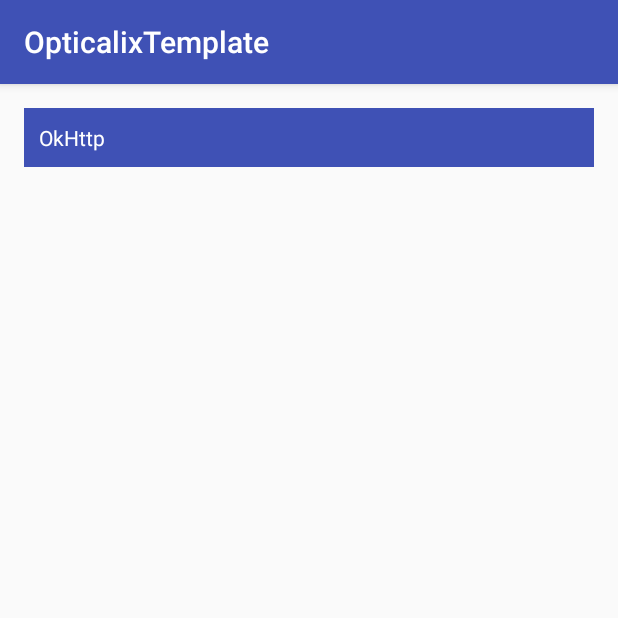
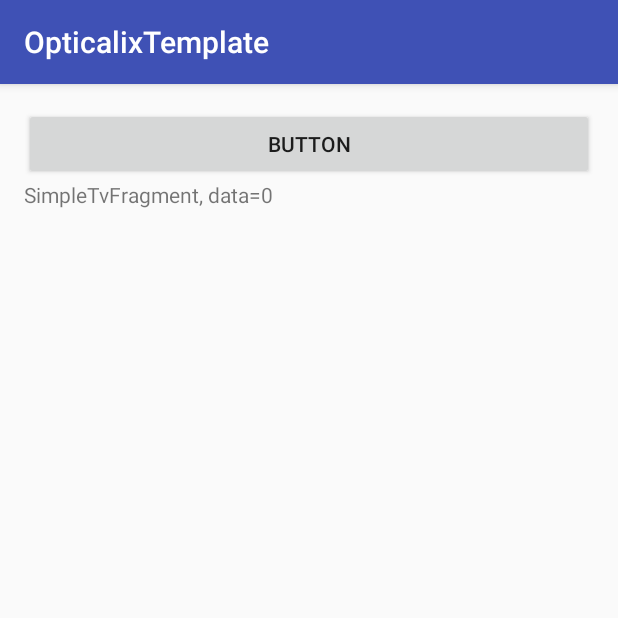
Before and after one commit to opticalix/OpticalixTemplate, an Android app: the screen it shows after launch (DemoActivity before the commit, DemoFrgContainerActivity after it), after a tap on "Demo", on a phone screen of 412 x 824 dp, the top half of it. Run offline under Robolectric (Android 15) with nearby library versions, the phone set to English and light mode, and no system bars; our stand-ins replace ButterKnife.

Commit message:
viewPager demo

```diff
--- a/app/src/main/AndroidManifest.xml
+++ b/app/src/main/AndroidManifest.xml
@@ -20,8 +20,8 @@
             </intent-filter>
         </activity>
 
-        <activity android:name=".component.DemoActivity"/>
         <activity android:name=".component.HttpActivity"/>
+        <activity android:name=".component.DemoFrgContainerActivity"/>
     </application>
 
 </manifest>
--- /dev/null
+++ b/app/src/main/java/com/opticalix/opticalixtemplate/adapter/DemoFragmentStatePagerAdapter.java
@@ -0,0 +1,46 @@
+package com.opticalix.opticalixtemplate.adapter;
+
+import android.support.v4.app.Fragment;
+import android.support.v4.app.FragmentManager;
+import android.support.v4.app.FragmentStatePagerAdapter;
+import android.view.ViewGroup;
+
+import com.opticalix.opticalixtemplate.component.frg.SimpleTvFragment;
+import com.opticalix.opticalixtemplate.utils.LogUtils;
+
+/**
+ * Created by opticalix@gmail.com on 15/12/31.
+ */
+public class DemoFragmentStatePagerAdapter extends FragmentStatePagerAdapter {
+    public DemoFragmentStatePagerAdapter(FragmentManager fm) {
+        super(fm);
+    }
+
+    @Override
+    public Fragment getItem(int position) {
+        LogUtils.d(this, "getItem, pos=" + position);
+        return SimpleTvFragment.newInstance(position);
+    }
+
+    @Override
+    public int getCount() {
+        return 5;
+    }
+
+    @Override
+    public Object instantiateItem(ViewGroup container, int position) {
+        LogUtils.d(this, "instantiateItem, pos=" + position);
+        return super.instantiateItem(container, position);
+    }
+
+    @Override
+    public void destroyItem(ViewGroup container, int position, Object object) {
+        LogUtils.d(this, "destroyItem, pos=" + position);
+        super.destroyItem(container, position, object);
+    }
+
+    @Override
+    public int getItemPosition(Object object) {
+        return POSITION_NONE;
+    }
+}
--- a/app/src/main/java/com/opticalix/opticalixtemplate/component/DemoActivity.java
+++ b/app/src/main/java/com/opticalix/opticalixtemplate/component/DemoActivity.java
@@ -1,55 +1,65 @@
-package com.opticalix.opticalixtemplate.component;
-
-import android.app.Activity;
-import android.content.Intent;
-import android.os.Bundle;
-import android.os.Message;
-import android.view.View;
-import android.widget.TextView;
-
-import com.opticalix.opticalixtemplate.R;
-import com.opticalix.opticalixtemplate.component.base.BaseActivity;
-import com.opticalix.opticalixtemplate.utils.LogUtils;
-
-import butterknife.Bind;
-import butterknife.ButterKnife;
-
-/**
- * Created by opticalix@gmail.com on 15/12/24.
- */
-public class DemoActivity extends BaseActivity implements View.OnClickListener {
-
-    @Bind(R.id.tv_1)
-    TextView mTv1;
-
-    @Override
-    protected void onCreate(Bundle savedInstanceState) {
-        super.onCreate(savedInstanceState);
-
-        setContentView(R.layout.activity_demo);
-        ButterKnife.bind(this);
-
-        mTv1.setOnClickListener(this);
-    }
-
-    @Override
-    protected void onHandleMessage(Activity activity, Message msg) {
-        super.onHandleMessage(activity, msg);
-        LogUtils.d(this, "Receive handle msg, what=" + msg.what);
-    }
-
-    @Override
-    protected boolean enableFullLoadingWhenAccessingNetwork() {
-        return true;
-    }
-
-    @Override
-    public void onClick(View v) {
-        switch (v.getId()){
-            case R.id.tv_1:
-                Intent intent = new Intent(this, HttpActivity.class);
-                startActivity(intent);
-                break;
-        }
-    }
-}
+//package com.opticalix.opticalixtemplate.component;
+//
+//import android.app.Activity;
+//import android.content.Intent;
+//import android.os.Bundle;
+//import android.os.Message;
+//import android.view.View;
+//import android.widget.TextView;
+//
+//import com.opticalix.opticalixtemplate.R;
+//import com.opticalix.opticalixtemplate.component.base.BaseActivity;
+//import com.opticalix.opticalixtemplate.component.frg.DemoPagerFragment;
+//import com.opticalix.opticalixtemplate.utils.LogUtils;
+//
+//import butterknife.Bind;
+//import butterknife.ButterKnife;
+//
+///**
+// * Created by opticalix@gmail.com on 15/12/24.
+// */
+//public class DemoActivity extends BaseActivity implements View.OnClickListener {
+//
+//    @Bind(R.id.tv_1)
+//    TextView mTv1;
+//    @Bind(R.id.tv_2)
+//    TextView mTv2;
+//
+//    @Override
+//    protected void onCreate(Bundle savedInstanceState) {
+//        super.onCreate(savedInstanceState);
+//
+//        setContentView(R.layout.activity_demo);
+//        ButterKnife.bind(this);
+//
+//        mTv1.setOnClickListener(this);
+//        mTv2.setOnClickListener(this);
+//    }
+//
+//    @Override
+//    protected void onHandleMessage(Activity activity, Message msg) {
+//        super.onHandleMessage(activity, msg);
+//        LogUtils.d(this, "Receive handle msg, what=" + msg.what);
+//    }
+//
+//    @Override
+//    protected boolean enableFullLoadingWhenAccessingNetwork() {
+//        return true;
+//    }
+//
+//    @Override
+//    public void onClick(View v) {
+//        switch (v.getId()) {
+//            case R.id.tv_1:
+//                Intent intent = new Intent(this, HttpActivity.class);
+//                startActivity(intent);
+//                break;
+//            case R.id.tv_2:
+//                //change fragment here!!
+//                Intent demo = new Intent(this, DemoFrgContainerActivity.class);
+//                demo.putExtra("class", DemoPagerFragment.class);
+//                startActivity(demo);
+//                break;
+//        }
+//    }
+//}
--- /dev/null
+++ b/app/src/main/java/com/opticalix/opticalixtemplate/component/DemoFrgContainerActivity.java
@@ -0,0 +1,56 @@
+package com.opticalix.opticalixtemplate.component;
+
+import android.os.Bundle;
+import android.support.v4.app.Fragment;
+import android.widget.FrameLayout;
+
+import com.opticalix.opticalixtemplate.R;
+import com.opticalix.opticalixtemplate.component.base.BaseActivity;
+
+import java.lang.reflect.InvocationTargetException;
+import java.lang.reflect.Method;
+
+import butterknife.Bind;
+import butterknife.ButterKnife;
+
+/**
+ * Created by opticalix@gmail.com on 15/12/31.
+ */
+public class DemoFrgContainerActivity extends BaseActivity {
+    public static final int PAGER_ADAPTER = 0;
+    @Bind(R.id.fragment_container)
+    FrameLayout mFragmentContainer;
+
+    @Override
+    protected boolean enableFullLoadingWhenAccessingNetwork() {
+        return false;
+    }
+
+    @Override
+    protected void onCreate(Bundle savedInstanceState) {
+        super.onCreate(savedInstanceState);
+        setContentView(R.layout.activity_demo_container);
+        ButterKnife.bind(this);
+
+
+        Class clazz = (Class) getIntent().getSerializableExtra("class");
+        Method newInstanceMethod = null;
+        if (clazz != null) {
+            try {
+                newInstanceMethod = clazz.getMethod("newInstance");//newInstance can not hold any parameters
+                if (null != newInstanceMethod) {
+                    Fragment fragment = (Fragment) newInstanceMethod.invoke(null);
+                    getSupportFragmentManager().beginTransaction().add(R.id.fragment_container, fragment).commit();
+                }
+            } catch (NoSuchMethodException e) {
+                e.printStackTrace();
+            } catch (InvocationTargetException e) {
+                e.printStackTrace();
+            } catch (IllegalAccessException e) {
+                e.printStackTrace();
+            }
+
+        }
+
+    }
+}
--- a/app/src/main/java/com/opticalix/opticalixtemplate/component/HomeActivity.java
+++ b/app/src/main/java/com/opticalix/opticalixtemplate/component/HomeActivity.java
@@ -2,11 +2,13 @@ package com.opticalix.opticalixtemplate.component;
 
 import android.content.Intent;
 import android.os.Bundle;
+import android.support.v4.app.Fragment;
 import android.view.View;
 import android.widget.TextView;
 
 import com.opticalix.opticalixtemplate.R;
 import com.opticalix.opticalixtemplate.component.base.BaseActivity;
+import com.opticalix.opticalixtemplate.component.frg.DemoPagerFragment;
 import com.opticalix.opticalixtemplate.model.GlobalConfig;
 import com.opticalix.opticalixtemplate.utils.AssetsUtils;
 import com.opticalix.opticalixtemplate.utils.GsonUtils;
@@ -38,9 +40,10 @@ public class HomeActivity extends BaseActivity implements View.OnClickListener {
         return false;
     }
 
-    private void enterDemoActivity() {
-        Intent intent = new Intent(this, DemoActivity.class);
-        startActivity(intent);
+    private void enterDemoActivity(Class<? extends Fragment> fragmentClass) {
+        Intent demo = new Intent(this, DemoFrgContainerActivity.class);
+        demo.putExtra("class", fragmentClass);//change demo class
+        startActivity(demo);
     }
 
     private void loadConfig() {
@@ -63,7 +66,9 @@ public class HomeActivity extends BaseActivity implements View.OnClickListener {
     public void onClick(View v) {
         switch (v.getId()){
             case R.id.tv_button:
-                enterDemoActivity();
+//                Intent intent = new Intent(this, HttpActivity.class);
+//                startActivity(intent);
+                enterDemoActivity(DemoPagerFragment.class);
                 break;
         }
     }
--- a/app/src/main/java/com/opticalix/opticalixtemplate/component/HttpActivity.java
+++ b/app/src/main/java/com/opticalix/opticalixtemplate/component/HttpActivity.java
@@ -30,6 +30,7 @@ import butterknife.ButterKnife;
 
 /**
  * Created by opticalix@gmail.com on 15/12/28.
+ * todo 改为fragment
  */
 public class HttpActivity extends BaseActivity implements View.OnClickListener {
     @Bind(R.id.tv_1)
--- /dev/null
+++ b/app/src/main/java/com/opticalix/opticalixtemplate/component/frg/DemoPagerFragment.java
@@ -0,0 +1,56 @@
+package com.opticalix.opticalixtemplate.component.frg;
+
+import android.os.Bundle;
+import android.support.annotation.Nullable;
+import android.support.v4.app.Fragment;
+import android.support.v4.view.ViewPager;
+import android.view.LayoutInflater;
+import android.view.View;
+import android.view.ViewGroup;
+import android.widget.Button;
+
+import com.opticalix.opticalixtemplate.R;
+import com.opticalix.opticalixtemplate.adapter.DemoFragmentPagerAdapter;
+import com.opticalix.opticalixtemplate.adapter.DemoFragmentStatePagerAdapter;
+import com.opticalix.opticalixtemplate.adapter.DemoPagerAdapter;
+import com.opticalix.opticalixtemplate.utils.LogUtils;
+
+/**
+ * Created by opticalix@gmail.com on 15/12/31.
+ */
+public class DemoPagerFragment extends Fragment {
+
+    private ViewPager mViewPager;
+    private DemoFragmentPagerAdapter mDemoFragmentPagerAdapter;
+    private DemoFragmentStatePagerAdapter mDemoFragmentStatePagerAdapter;
+
+    public static DemoPagerFragment newInstance() {
+        LogUtils.i("newInstance method invoke!");
+        return new DemoPagerFragment();
+    }
+
+    @Nullable
+    @Override
+    public View onCreateView(LayoutInflater inflater, ViewGroup container, Bundle savedInstanceState) {
+        View view = inflater.inflate(R.layout.frg_pager, container, false);
+        mViewPager = (ViewPager) view.findViewById(R.id.view_pager);
+        Button  button = (Button) view.findViewById(R.id.button);
+        button.setOnClickListener(new View.OnClickListener() {
+            @Override
+            public void onClick(View v) {
+//                mDemoFragmentPagerAdapter.notifyDataSetChanged();
+                mDemoFragmentStatePagerAdapter.notifyDataSetChanged();
+            }
+        });
+        return view;
+    }
+
+    @Override
+    public void onActivityCreated(@Nullable Bundle savedInstanceState) {
+        super.onActivityCreated(savedInstanceState);
+//        mViewPager.setAdapter(new DemoPagerAdapter(getContext()));
+        mDemoFragmentStatePagerAdapter = new DemoFragmentStatePagerAdapter(getChildFragmentManager());
+        mViewPager.setAdapter(mDemoFragmentStatePagerAdapter);
+    }
+
+}
--- /dev/null
+++ b/app/src/main/java/com/opticalix/opticalixtemplate/component/frg/SimpleTvFragment.java
@@ -0,0 +1,66 @@
+package com.opticalix.opticalixtemplate.component.frg;
+
+import android.content.Context;
+import android.os.Bundle;
+import android.support.annotation.Nullable;
+import android.support.v4.app.Fragment;
+import android.view.LayoutInflater;
+import android.view.View;
+import android.view.ViewGroup;
+import android.widget.TextView;
+
+import com.opticalix.opticalixtemplate.utils.LogUtils;
+
+/**
+ * Created by opticalix@gmail.com on 15/12/31.
+ */
+public class SimpleTvFragment extends Fragment {
+
+    public static SimpleTvFragment newInstance(int data){
+        SimpleTvFragment simpleTvFragment = new SimpleTvFragment();
+        Bundle args = new Bundle();
+        args.putInt("data", data);
+        simpleTvFragment.setArguments(args);
+        return simpleTvFragment;
+    }
+    private int mData;
+
+    @Override
+    public void onCreate(@Nullable Bundle savedInstanceState) {
+        super.onCreate(savedInstanceState);
+        Bundle arguments = getArguments();
+        mData = arguments.getInt("data");
+    }
+
+    @Nullable
+    @Override
+    public View onCreateView(LayoutInflater inflater, ViewGroup container, Bundle savedInstanceState) {
+        TextView textView = new TextView(getContext());
+        textView.setText(this.getClass().getSimpleName() + ", data=" + mData);
+        return textView;
+    }
+
+    @Override
+    public void onAttach(Context context) {
+        super.onAttach(context);
+        LogUtils.d(this, "onAttach, data="+mData);//onAttach is ahead of onCreate
+    }
+
+    @Override
+    public void onDetach() {
+        super.onDetach();
+        LogUtils.d(this, "onDetach, data=" + mData);
+    }
+
+    @Override
+    public void onSaveInstanceState(Bundle outState) {
+        super.onSaveInstanceState(outState);
+        LogUtils.d(this, "onSaveInstanceState, data=" + mData);
+    }
+
+    @Override
+    public void onViewStateRestored(@Nullable Bundle savedInstanceState) {
+        super.onViewStateRestored(savedInstanceState);
+        LogUtils.d(this, "onViewStateRestored, data=" + mData);
+    }
+}
--- /dev/null
+++ b/app/src/main/res/layout/activity_demo_container.xml
@@ -0,0 +1,15 @@
+<?xml version="1.0" encoding="utf-8"?>
+<FrameLayout
+    xmlns:android="http://schemas.android.com/apk/res/android"
+    xmlns:tools="http://schemas.android.com/tools"
+    android:layout_width="match_parent"
+    android:layout_height="match_parent"
+    android:id="@+id/fragment_container"
+    android:paddingBottom="@dimen/activity_vertical_margin"
+    android:paddingLeft="@dimen/activity_horizontal_margin"
+    android:paddingRight="@dimen/activity_horizontal_margin"
+    android:paddingTop="@dimen/activity_vertical_margin"
+    tools:context=".component.HomeActivity">
+
+
+</FrameLayout>
--- /dev/null
+++ b/app/src/main/res/layout/frg_pager.xml
@@ -0,0 +1,19 @@
+<?xml version="1.0" encoding="utf-8"?>
+<RelativeLayout xmlns:android="http://schemas.android.com/apk/res/android"
+                android:layout_width="match_parent"
+                android:layout_height="match_parent">
+
+    <Button
+        android:id="@+id/button"
+        android:layout_width="match_parent"
+        android:layout_height="wrap_content"
+        android:text="button"
+        />
+    <android.support.v4.view.ViewPager
+        android:layout_below="@id/button"
+        android:id="@+id/view_pager"
+                                       android:layout_width="match_parent"
+                                       android:layout_height="match_parent">
+
+    </android.support.v4.view.ViewPager>
+</RelativeLayout>
```
Also changed, not shown: app/src/main/java/com/opticalix/opticalixtemplate/adapter/DemoFragmentPagerAdapter.java (added, +49 -0 lines), app/src/main/java/com/opticalix/opticalixtemplate/adapter/DemoPagerAdapter.java (added, +53 -0 lines), app/src/main/java/com/opticalix/opticalixtemplate/component/base/BaseLoadActivity.java (added, +57 -0 lines), app/src/main/java/com/opticalix/opticalixtemplate/utils/TargetUtils.java (+10 -2 lines), app/src/main/res/layout/activity_demo.xml (+8 -0 lines), 1 other file.
